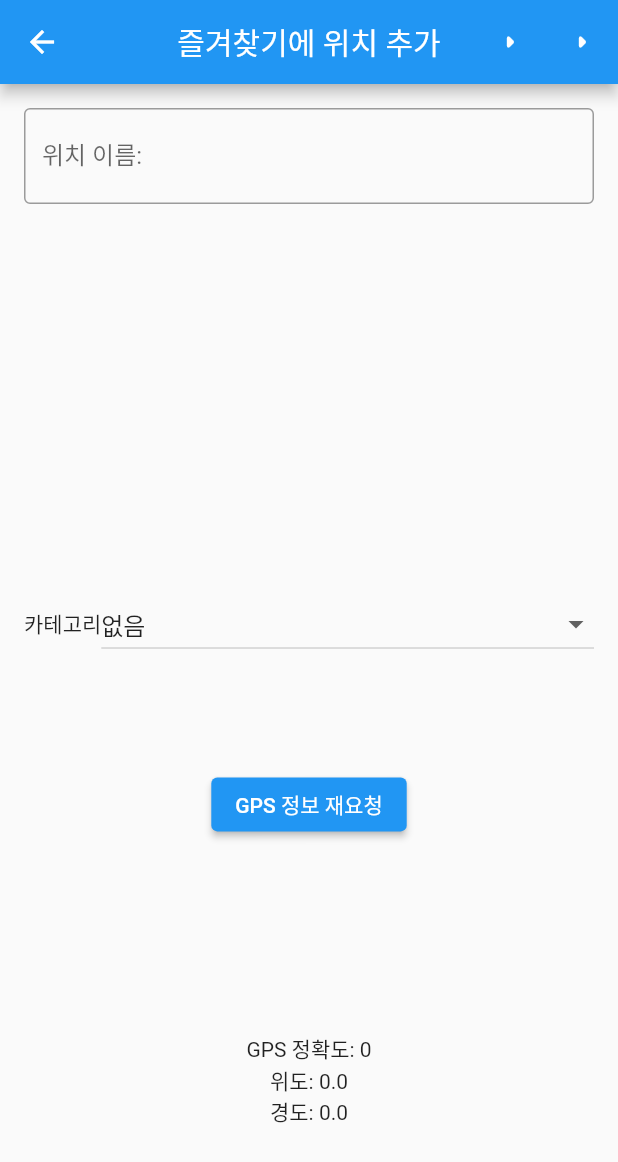
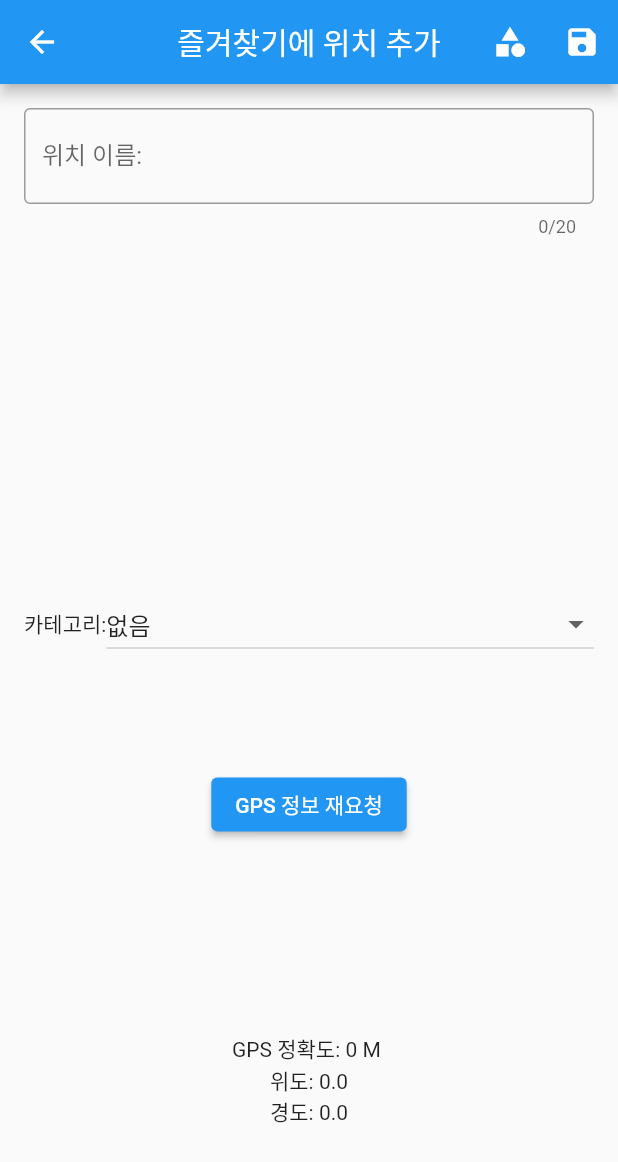
Before and after one commit to osokjs/gobal, a Flutter app: the AddFavorite screen opened by its route, after a tap on "GPS 정보 재요청", on a phone screen of 412 x 824 dp. Shown: the top 1162 px of the screen. Run offline on Flutter 3.47's test engine with Material 2 defaults, Android fonts, the light colour scheme and no system bars; our stand-ins replace geolocator, get, sqflite; accounts and stored records are empty; statements that could not run were skipped.

Commit message:
10월11일, Common class 완료, ManageCategory 완료, MyFavorite 오류 발생 중

```diff
--- a/lib/common/error_msg.dart
+++ /dev/null
@@ -1,3 +0,0 @@
-class ErrorMsg {
-
-} // ErrorMsg
--- a/lib/view/add_favorites.dart
+++ b/lib/view/add_favorites.dart
@@ -2,6 +2,7 @@ import 'dart:developer';
 
 import 'package:flutter/material.dart';
 import 'package:get/get.dart';
+import 'package:gobal/common/common.dart';
 import 'package:gobal/controller/add_favorites_controller.dart';
 import 'package:gobal/model/group_code.dart';
 
@@ -13,8 +14,19 @@ class AddFavorite extends StatefulWidget {
 }
 
 class _AddFavoriteState extends State<AddFavorite> {
+  final AddFavoriteController addFavoriteController =
+      Get.put(AddFavoriteController());
 
-  final AddFavoriteController addFavoriteController = Get.put(AddFavoriteController());
+  @override
+  void initState() {
+    super.initState();
+    log('-- initState starting...');
+  }
+
+  @override
+  void dispose() {
+    super.dispose();
+  }
 
   @override
   Widget build(BuildContext context) {
@@ -37,38 +49,37 @@ class _AddFavoriteState extends State<AddFavorite> {
         title: const Text('즐겨찾기에 위치 추가'),
         centerTitle: true,
         leading: IconButton(
-          tooltip:'뒤로가기',
+          tooltip: '뒤로가기',
           icon: Icon(Icons.arrow_back, color: Colors.white),
           onPressed: () => Navigator.of(context).pop(),
-        ) , // IconButton
-        actions:[
+        ), // IconButton
+        actions: [
           IconButton(
-            tooltip:'카테고리 관리',
-            icon: Icon(Icons.arrow_right_rounded, color: Colors.white),
+            tooltip: '카테고리 관리',
+            icon: Icon(Icons.category, color: Colors.white),
             onPressed: () => Get.toNamed('/add_favorite/manage_category'),
-          ) , // IconButton
+          ), // IconButton
           IconButton(
-            tooltip:'저장',
-            icon: Icon(Icons.arrow_right_rounded, color: Colors.white),
+            tooltip: '저장',
+            icon: Icon(Icons.save, color: Colors.white),
             onPressed: () {
               String value = addFavoriteController.nameController.text.trim();
-              if(!_checkFavoriteName(value)) return;
+              if (!_checkFavoriteName(value)) return;
               addFavoriteController.addFavoriteData(value);
               Get.back();
             },
-          ) , // IconButton
+          ), // IconButton
         ],
       ), // AppBar
 
-      body: GestureDetector(
-        child: Container(
+      body: Container(
         height: bodyHeight,
         width: maxWidth,
         padding: EdgeInsets.all(8.0),
         child: Column(
           children: <Widget>[
-
-              Container( // 원래 윗 부분
+            Container(
+              // 원래 윗 부분
               height: bodyHeight * 0.5,
               width: maxWidth,
               padding: EdgeInsets.all(8.0),
@@ -81,6 +92,9 @@ class _AddFavoriteState extends State<AddFavorite> {
                     child: TextField(
                       controller: addFavoriteController.nameController,
                       keyboardType: TextInputType.text,
+                      maxLength: 20,
+                      autofocus: true,
+                      autocorrect: false,
                       decoration: InputDecoration(
                         border: OutlineInputBorder(),
                         labelText: '위치 이름:',
@@ -92,20 +106,19 @@ class _AddFavoriteState extends State<AddFavorite> {
                   Row(
                     mainAxisAlignment: MainAxisAlignment.spaceAround,
                     children: [
-                        const Text('카테고리'),
-                        GetBuilder<AddFavoriteController>(
-                            builder: (_ctrl) {
+                      const Text('카테고리:'),
+                      GetBuilder<AddFavoriteController>(builder: (_ctrl) {
                         // return Container(
                         //   width: 200,
                         //   height: 40,
                         return Expanded(
                           child: DropdownButton<GroupCode>(
                             isExpanded: true,
-                                  hint: Text('${_ctrl.selectedCategory.name}: 카테고리를 선택하세요.'),
+                            // hint: Text('${_ctrl.selectedCategory.name}: 카테고리를 선택하세요.'),
                             enableFeedback: true,
                             value: _ctrl.selectedCategory,
-                                  items: _ctrl.groupList
-                                      .map((data) {
+                            items: _ctrl.groupList.map(
+                              (data) {
                                 return DropdownMenuItem(
                                   value: data,
                                   child: Text(data.name),
@@ -114,11 +127,11 @@ class _AddFavoriteState extends State<AddFavorite> {
                             ).toList(),
                             onChanged: (val) {
                               _ctrl.selectGroupCode(val ?? _ctrl.groupList[0]); // 0: '없음'
+                              Common.unfocus(context);
                             },
                           ), // DropDownButton
-                              );  // Container
-                            }
-                        ), // GetBuilder
+                        ); // Container
+                      }), // GetBuilder
                     ],
                   ), // Row
                 ],
@@ -129,21 +142,25 @@ class _AddFavoriteState extends State<AddFavorite> {
             //   height: bodyHeight * 0.4,
             //   width: maxWidth,
             //   padding: EdgeInsets.all(8.0),
-              Expanded( // 원래 아랫 부분
+            Expanded(
+              // 원래 아랫 부분
               // flex: 1,
               child: Column(
                 mainAxisAlignment: MainAxisAlignment.spaceAround,
                 children: [
                   ElevatedButton(
-                      child: Text('GPS 정보 재요청'),
-                      onPressed: () => addFavoriteController.getPosition(),
+                    child: const Text('GPS 정보 재요청'),
+                    onPressed: () {
+                      addFavoriteController.getPosition();
+                      Common.unfocus(context);
+                    },
                   ), // ElevatedButton
 
                   GetBuilder<AddFavoriteController>(
                     builder: (_ctrl) => Column(
                       mainAxisAlignment: MainAxisAlignment.spaceAround,
                       children: [
-                          Text('GPS 정확도: ${_ctrl.position.accuracy.round()}'),
+                        Text('GPS 정확도: ${_ctrl.position.accuracy.round()} M '),
                         Text('위도: ${_ctrl.position.latitude}'),
                         Text('경도: ${_ctrl.position.longitude}'),
                       ],
@@ -152,30 +169,27 @@ class _AddFavoriteState extends State<AddFavorite> {
                 ],
               ), // Column
             ), // Expanded
-
           ],
-          ),
+        ), // Column
       ), // Container
-      ), // GestureDetector
     ); // Scaffold
   } // build
 
-  bool _checkFavoriteName(String value)   {
+  bool _checkFavoriteName(String value) {
     String errorMessage = '정상';
 
-    if(value.length        <        1) {
+    if (value.length < 1) {
       errorMessage = '위치 이름은 반드시 입력해야 합니다.';
       log(errorMessage);
-      // _showAlertDialog(context, errorMessage);
+      Common.infoDialog(context, errorMessage);
       return false;
-    } else if(value.length        > 20) {
+    } else if (value.length > 20) {
       errorMessage = '위치 이름은 최대 20자까지만 입력 가능합니다.';
       log(errorMessage);
-      // _showAlertDialog(context, errorMessage);
+      Common.infoDialog(context, errorMessage);
       return false;
     }
     return true;
   } // _chekckFavoriteName
 
-
 } // class AddFavorite
--- a/lib/view/my_favorite.dart
+++ b/lib/view/my_favorite.dart
@@ -39,7 +39,6 @@ class _MyFavoriteState extends State<MyFavorite> {
           onPressed: () => Navigator.of(context).pop(),
           tooltip: '뒤로가기',
           icon: Icon(Icons.arrow_back, color: Colors.white),
-          autofocus: true,
         ), // IconButton
         actions: [
         ElevatedButton(
@@ -59,7 +58,7 @@ class _MyFavoriteState extends State<MyFavorite> {
               height: bodyHeight * 0.2,
               child: GetBuilder<MyFavoriteController>(
                 builder: (_ctrl) {
-                  return Text('GPS 정확도: ${_ctrl.position.accuracy.round()}');
+                  return Text('GPS 정확도: ${_ctrl.position.accuracy.round()} M');
                 },
               ), // GetBuilder
             ), // Container
@@ -70,7 +69,7 @@ class _MyFavoriteState extends State<MyFavorite> {
                 builder: (_ctrl) {
                   // log('GetBuildr: builder, length: ${_ctrl.favoriteList.length}');
                   if (_ctrl.favoriteList.length < 1) {
-                    return Text('등록된 데이터가 없습니다.');
+                    return Text('등록된 즐겨찾기가 없습니다.');
                   } else {
                     return ListView.builder(
                       itemCount: _ctrl.favoriteList.length,
```
Also changed, not shown: lib/common/common.dart (added, +80 -0 lines), lib/controller/add_favorites_controller.dart (+29 -13 lines), lib/controller/my_favorite_controller.dart (+9 -0 lines), lib/database/database_helper.dart (+8 -1 lines), lib/view/manage_category.dart (+106 -28 lines), lib/view/my_homepage.dart (+4 -3 lines). Lines whose indentation alone changed are shown as unchanged.
